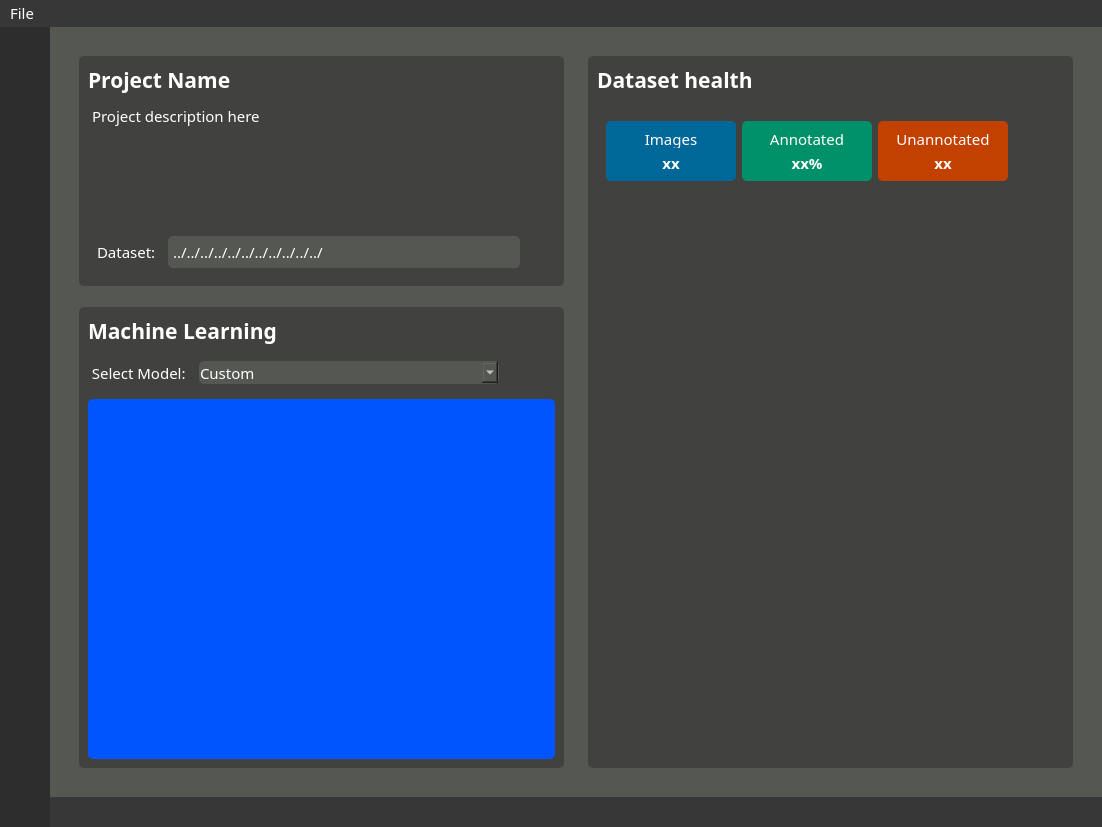
Before: the Qt Designer form yoloAnt.ui in Lachie1011/YoloAnt, drawn with Qt 5.
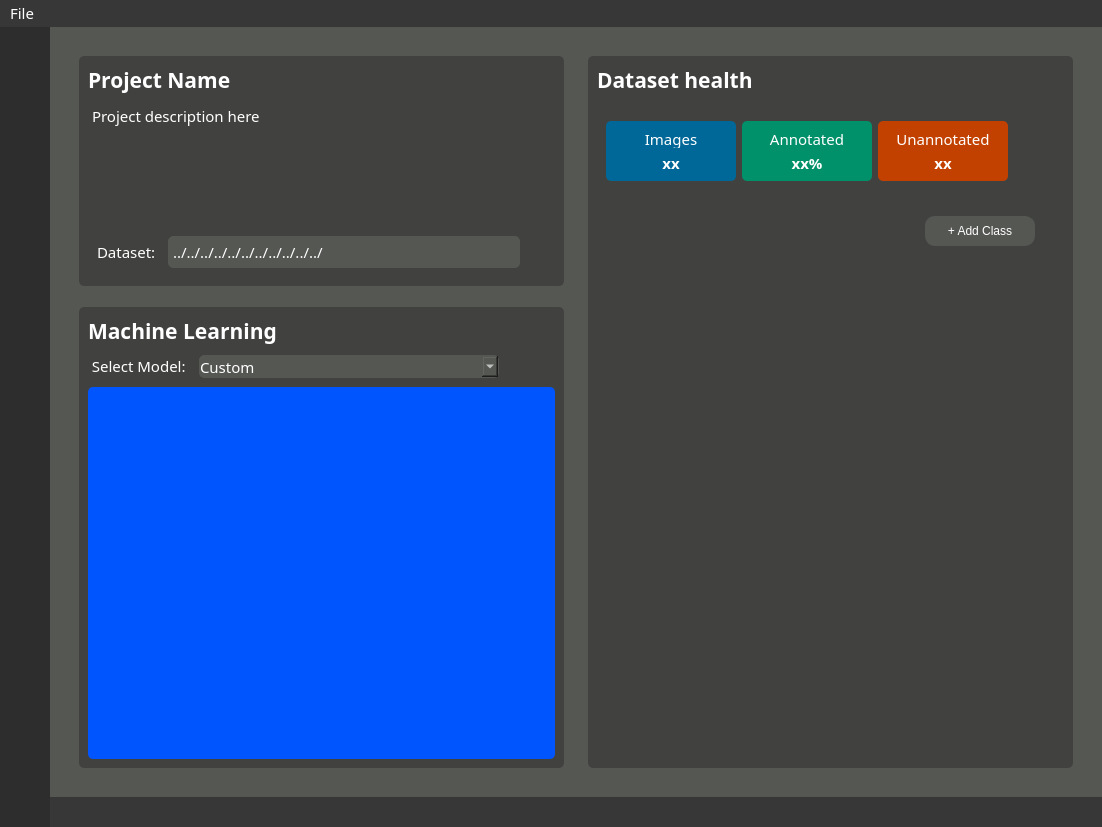
After: the same form once the commit is applied. Icons and pictures are not drawn. Custom widgets are drawn as their Qt base class.

Commit message: WIP, progressing on Class List on Project Page

```diff
--- a/yoloAnt.ui
+++ b/yoloAnt.ui
@@ -1583,7 +1583,7 @@
                 </property>
                 <layout class="QVBoxLayout" name="verticalLayout_24">
                  <property name="spacing">
-                  <number>6</number>
+                  <number>0</number>
                  </property>
                  <property name="bottomMargin">
                   <number>9</number>
@@ -1678,7 +1678,7 @@
                       <property name="maximumSize">
                        <size>
                         <width>0</width>
-                        <height>16777215</height>
+                        <height>22</height>
                        </size>
                       </property>
                       <property name="font">
@@ -2108,6 +2108,76 @@
                    </layout>
                   </widget>
                  </item>
+                 <item>
+                  <widget class="QFrame" name="addClassFrame">
+                   <property name="styleSheet">
+                    <string notr="true"/>
+                   </property>
+                   <property name="frameShape">
+                    <enum>QFrame::StyledPanel</enum>
+                   </property>
+                   <property name="frameShadow">
+                    <enum>QFrame::Raised</enum>
+                   </property>
+                   <layout class="QHBoxLayout" name="horizontalLayout_10">
+                    <item>
+                     <spacer name="horizontalSpacer_5">
+                      <property name="orientation">
+                       <enum>Qt::Horizontal</enum>
+                      </property>
+                      <property name="sizeHint" stdset="0">
+                       <size>
+                        <width>40</width>
+                        <height>20</height>
+                       </size>
+                      </property>
+                     </spacer>
+                    </item>
+                    <item>
+                     <widget class="QPushButton" name="addClassBtn">
+                      <property name="sizePolicy">
+                       <sizepolicy hsizetype="Fixed" vsizetype="Fixed">
+                        <horstretch>0</horstretch>
+                        <verstretch>0</verstretch>
+                       </sizepolicy>
+                      </property>
+                      <property name="minimumSize">
+                       <size>
+                        <width>110</width>
+                        <height>30</height>
+                       </size>
+                      </property>
+                      <property name="styleSheet">
+                       <string notr="true">background-color: rgb(85, 87, 83);
+border : 1px solid;
+border-radius: 10px;
+border-color:  rgb(85, 87, 83);
+font: 75 bold 12pt &quot;Gotham Rounded&quot;;</string>
+                      </property>
+                      <property name="text">
+                       <string>+ Add Class</string>
+                      </property>
+                     </widget>
+                    </item>
+                    <item>
+                     <spacer name="horizontalSpacer_12">
+                      <property name="orientation">
+                       <enum>Qt::Horizontal</enum>
+                      </property>
+                      <property name="sizeType">
+                       <enum>QSizePolicy::Fixed</enum>
+                      </property>
+                      <property name="sizeHint" stdset="0">
+                       <size>
+                        <width>20</width>
+                        <height>20</height>
+                       </size>
+                      </property>
+                     </spacer>
+                    </item>
+                   </layout>
+                  </widget>
+                 </item>
                  <item>
                   <widget class="QListWidget" name="classListWidget">
                    <property name="alternatingRowColors">
```
Left out of the diff: 30 changed lines with no effect on the pictures. The commit also changes 6 other files.
